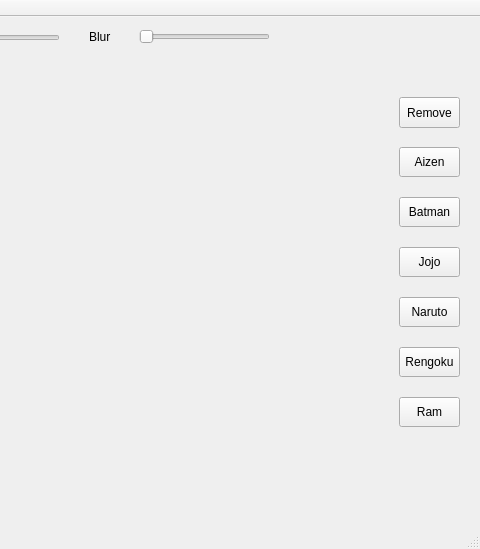
Above: QtApplication/mainWindow.ui from RTEP-zero-to-one/FacialDecoration before the change; both pictures show x 311 to 791 and y 0 to 549 of the 791 by 549 pixel window. Below: the same form after it.
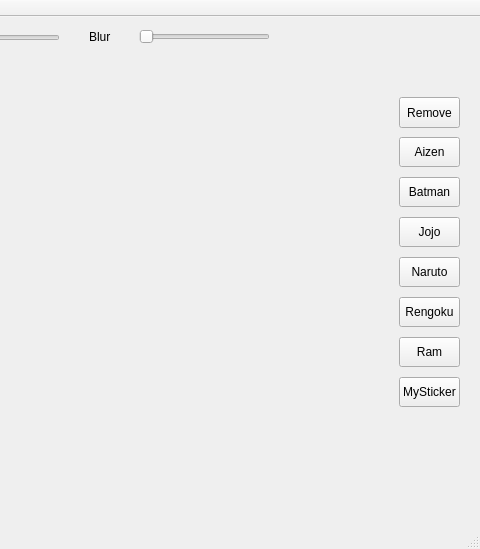
That is the form after the change.

Commit message: create custom button

Patch:
```diff
--- a/QtApplication/mainWindow.ui
+++ b/QtApplication/mainWindow.ui
@@ -88,7 +88,7 @@
     <property name="geometry">
      <rect>
       <x>710</x>
-      <y>130</y>
+      <y>120</y>
       <width>61</width>
       <height>30</height>
      </rect>
@@ -301,7 +301,7 @@
     <property name="geometry">
      <rect>
       <x>710</x>
-      <y>180</y>
+      <y>160</y>
       <width>61</width>
       <height>30</height>
      </rect>
@@ -323,7 +323,7 @@
     <property name="geometry">
      <rect>
       <x>710</x>
-      <y>230</y>
+      <y>200</y>
       <width>61</width>
       <height>30</height>
      </rect>
@@ -345,7 +345,7 @@
     <property name="geometry">
      <rect>
       <x>710</x>
-      <y>280</y>
+      <y>240</y>
       <width>61</width>
       <height>30</height>
      </rect>
@@ -367,7 +367,7 @@
     <property name="geometry">
      <rect>
       <x>710</x>
-      <y>330</y>
+      <y>280</y>
       <width>61</width>
       <height>30</height>
      </rect>
@@ -389,7 +389,7 @@
     <property name="geometry">
      <rect>
       <x>710</x>
-      <y>380</y>
+      <y>320</y>
       <width>61</width>
       <height>30</height>
      </rect>
@@ -433,6 +433,28 @@
      <string/>
     </property>
    </widget>
+   <widget class="QPushButton" name="customDecoration">
+    <property name="enabled">
+     <bool>true</bool>
+    </property>
+    <property name="geometry">
+     <rect>
+      <x>710</x>
+      <y>360</y>
+      <width>61</width>
+      <height>30</height>
+     </rect>
+    </property>
+    <property name="text">
+     <string>MySticker</string>
+    </property>
+    <property name="checkable">
+     <bool>true</bool>
+    </property>
+    <property name="autoExclusive">
+     <bool>true</bool>
+    </property>
+   </widget>
   </widget>
   <widget class="QMenuBar" name="menuBar">
    <property name="enabled">
```
The commit also changes 1 other file.
